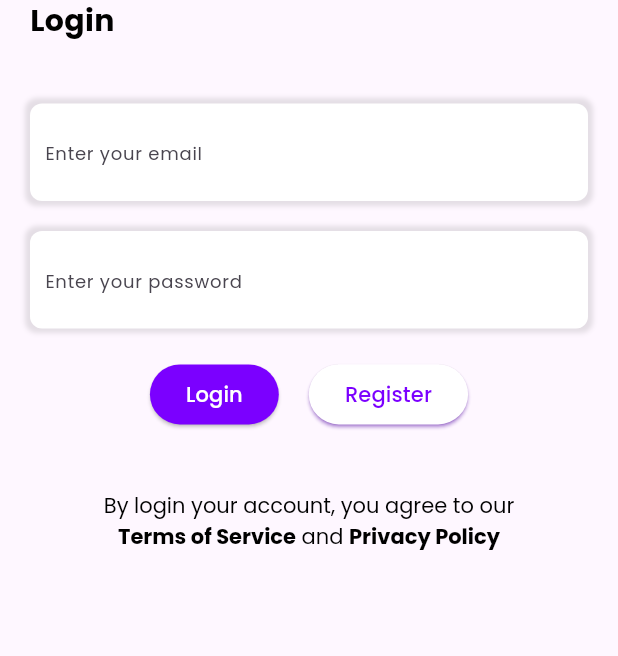
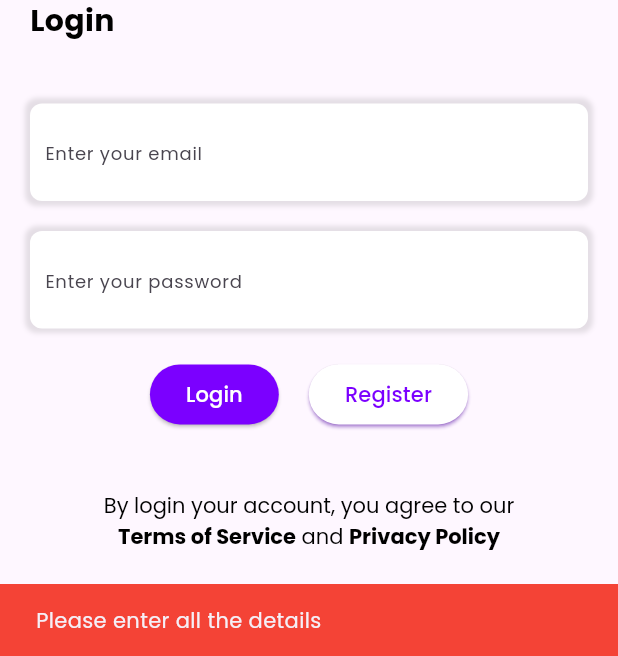
Before and after one commit to RahulDhiman93/CarGoGo_App, a Flutter app: the screen it shows after launch, after a tap on "Login", on a phone screen of 412 x 824 dp, the part 580-1236 px from its top. Run offline on Flutter 3.47's test engine with Material 3 defaults, Android fonts, the phone set to English and light mode, and no system bars; our stand-ins replace get, google_fonts, shared_preferences, toast; missing offline and left inert: dart:ffi.

Commit message:
user on boarding with error handling

```diff
--- a/lib/views/onboarding/login_screen.dart
+++ b/lib/views/onboarding/login_screen.dart
@@ -1,9 +1,12 @@
 import 'package:cargogomapp/utils/user_api.dart';
+import 'package:cargogomapp/views/home/home_screen.dart';
 import 'package:cargogomapp/views/onboarding/signup_screen.dart';
+import 'package:cargogomapp/widgets/helper_widgets/error_widget.dart';
 import 'package:cargogomapp/widgets/onboarding_widgets/login_widget.dart';
 import 'package:cargogomapp/widgets/onboarding_widgets/onboarding_logo_widget.dart';
 import 'package:flutter/material.dart';
 import 'package:get/get.dart';
+import 'package:toast/toast.dart';
 
 class LoginScreen extends StatefulWidget {
   const LoginScreen({Key? key}) : super(key: key);
@@ -26,8 +29,18 @@ class _LoginScreenState extends State<LoginScreen> {
             children: [
               onBoardingLogoWidget(0.4),
               const SizedBox(height: 40,),
-              loginWidget((String email, String password){
-                UserApi.login(email, password);
+              loginWidget((String email, String password) async {
+                if (email.isEmpty || password.isEmpty) {
+                  errorWidget(context: context, message: "Please enter all the details");
+                  return;
+                }
+                bool ok = await UserApi.login(email, password);
+                if (!mounted) return;
+                if (ok) {
+                  Get.off(const HomeScreen());
+                } else {
+                  errorWidget(context: context, message: "Something went wrong");
+                }
               }, (){
                 Get.off(const SignupScreen());
               }),
--- a/lib/views/onboarding/splash_screen.dart
+++ b/lib/views/onboarding/splash_screen.dart
@@ -1,6 +1,6 @@
 import 'package:cargogomapp/utils/user_api.dart';
+import 'package:cargogomapp/views/home/home_screen.dart';
 import 'package:cargogomapp/views/onboarding/login_screen.dart';
-import 'package:cargogomapp/views/onboarding/signup_screen.dart';
 import 'package:cargogomapp/widgets/onboarding_widgets/onboarding_logo_widget.dart';
 import 'package:flutter/material.dart';
 import 'package:get/get.dart';
@@ -29,7 +29,7 @@ class _SplashScreenState extends State<SplashScreen> {
     });
 
     if (isAccessTokenValid) {
-      Get.off(const SignupScreen());
+      Get.off(const HomeScreen());
     } else {
       Get.off(const LoginScreen());
     }
--- /dev/null
+++ b/lib/widgets/helper_widgets/error_widget.dart
@@ -0,0 +1,11 @@
+import 'package:flutter/material.dart';
+
+ScaffoldFeatureController<SnackBar, SnackBarClosedReason> errorWidget({required BuildContext context, required String message, bool isErr=true}) {
+  return ScaffoldMessenger.of(context).showSnackBar(
+      SnackBar(
+        duration: const Duration(seconds: 5),
+        content: Text(message),
+        backgroundColor: isErr ? (Colors.red) : (Colors.green),
+      )
+  );
+}
--- a/pubspec.yaml
+++ b/pubspec.yaml
@@ -41,6 +41,7 @@ dependencies:
   fl_country_code_picker: ^0.1.9+1
   http: ^1.1.2
   shared_preferences: ^2.0.13
+  toast: ^0.3.0
 
 dev_dependencies:
   flutter_test:
```
Also changed, not shown: lib/utils/user_api.dart (+15 -9 lines), lib/views/home/home_screen.dart (added, +33 -0 lines), lib/views/onboarding/signup_screen.dart (+15 -2 lines), pubspec.lock.
